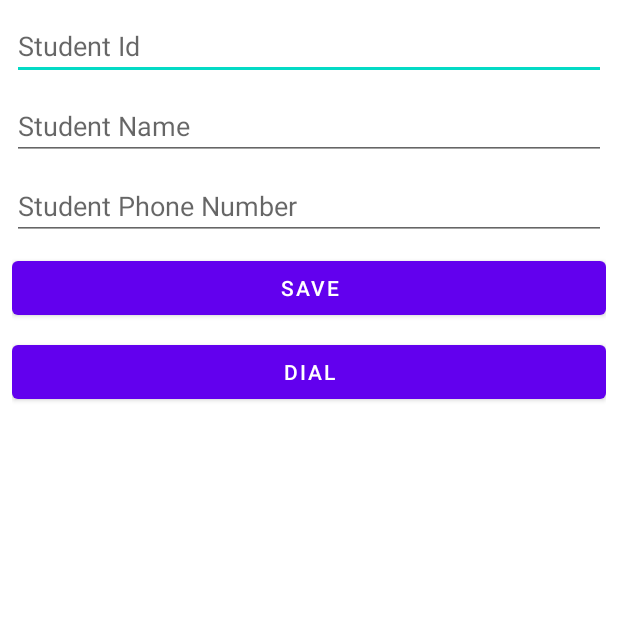
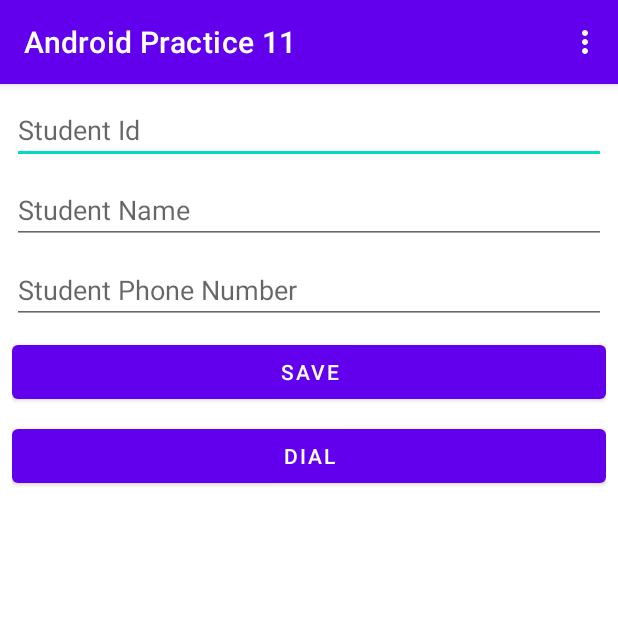
Before and after one commit to mirzayogy/PraktikumAndroidKelas11, an Android app: the screen it shows after launch (StudentActivity), on a phone screen of 412 x 824 dp, the top half of it. Run offline under Robolectric (Android 15) with nearby library versions, the phone set to English and light mode, and no system bars.

Commit message:
menambahkan menu, ganti bahasa, menyembunyikan actionBar

```diff
--- a/app/src/main/java/com/mirzayogy/praktikumandroidkelas11/SplashActivity.kt
+++ b/app/src/main/java/com/mirzayogy/praktikumandroidkelas11/SplashActivity.kt
@@ -15,5 +15,7 @@ class SplashActivity : AppCompatActivity() {
             val i = Intent(this,StudentActivity::class.java)
             startActivity(i)
         },2000)
+
+        supportActionBar?.hide()
     }
 }
--- a/app/src/main/java/com/mirzayogy/praktikumandroidkelas11/StudentActivity.kt
+++ b/app/src/main/java/com/mirzayogy/praktikumandroidkelas11/StudentActivity.kt
@@ -4,6 +4,9 @@ import android.content.Intent
 import android.net.Uri
 import androidx.appcompat.app.AppCompatActivity
 import android.os.Bundle
+import android.provider.Settings
+import android.view.Menu
+import android.view.MenuItem
 import android.widget.Button
 import android.widget.EditText
 
@@ -44,4 +47,17 @@ class StudentActivity : AppCompatActivity() {
             startActivity(i)
         }
     }
+
+    override fun onCreateOptionsMenu(menu: Menu?): Boolean {
+        menuInflater.inflate(R.menu.main_menu,menu)
+        return super.onCreateOptionsMenu(menu)
+    }
+
+    override fun onOptionsItemSelected(item: MenuItem): Boolean {
+        if(item.itemId == R.id.change_language_settings){
+            val i = Intent(Settings.ACTION_LOCALE_SETTINGS)
+            startActivity(i)
+        }
+        return super.onOptionsItemSelected(item)
+    }
 }
--- /dev/null
+++ b/app/src/main/res/menu/main_menu.xml
@@ -0,0 +1,9 @@
+<?xml version="1.0" encoding="utf-8"?>
+<menu xmlns:android="http://schemas.android.com/apk/res/android"
+    xmlns:app="http://schemas.android.com/apk/res-auto">
+    <item
+        android:id="@+id/change_language_settings"
+        android:title="@string/change_language"
+        app:showAsAction="never"
+        />
+</menu>
--- a/app/src/main/res/values/strings.xml
+++ b/app/src/main/res/values/strings.xml
@@ -1,6 +1,6 @@
 <resources>
-    <string name="app_name">Praktikum Android Kelas 11</string>
-    <string name="hai_semua">Hai semua…</string>
+    <string name="app_name">Android Practice 11</string>
+    <string name="hai_semua">Hi</string>
     <string name="email">Email</string>
     <string name="login">Login</string>
     <string name="password">Password</string>
@@ -10,4 +10,5 @@
     <string name="student_phone_number">Student Phone Number</string>
     <string name="save">Save</string>
     <string name="dial">Dial</string>
+    <string name="change_language">Change Language</string>
 </resources>
--- a/app/src/main/res/values/themes.xml
+++ b/app/src/main/res/values/themes.xml
@@ -1,6 +1,6 @@
 <resources xmlns:tools="http://schemas.android.com/tools">
     <!-- Base application theme. -->
-    <style name="Theme.PraktikumAndroidKelas11" parent="Theme.MaterialComponents.DayNight.NoActionBar">
+    <style name="Theme.PraktikumAndroidKelas11" parent="Theme.MaterialComponents.DayNight.DarkActionBar">
         <!-- Primary brand color. -->
         <item name="colorPrimary">@color/purple_500</item>
         <item name="colorPrimaryVariant">@color/purple_700</item>
```
Also changed, not shown: 2 other files.
